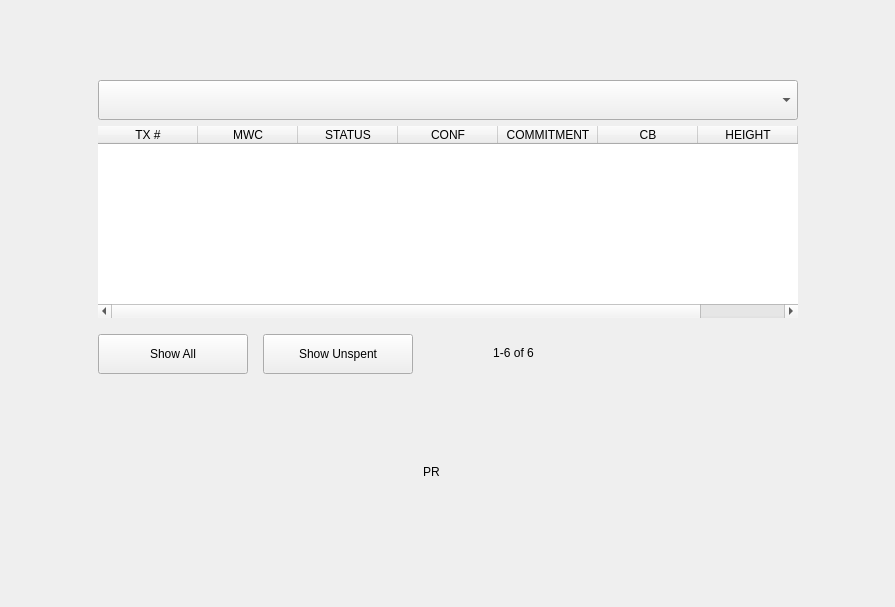
0xkobe/mwc-wallet, file windows/e_outputs.ui: the form before one commit.
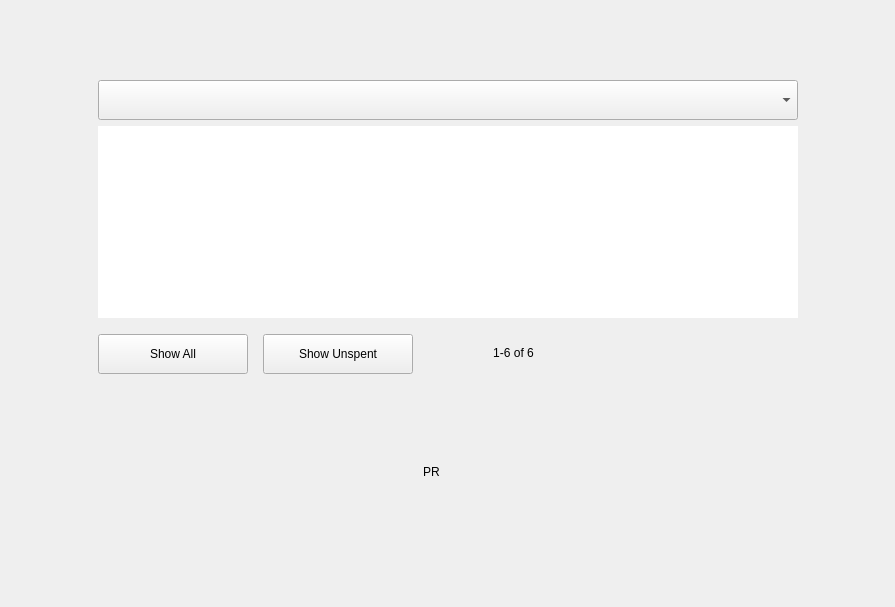
The form after the commit. Icons and pictures are not drawn. Custom widgets are drawn as their Qt base class.

Diff of the .ui file:
```diff
--- a/windows/e_outputs.ui
+++ b/windows/e_outputs.ui
@@ -96,46 +96,6 @@
             <property name="showGrid">
              <bool>false</bool>
             </property>
-            <column>
-             <property name="text">
-              <string>TX #</string>
-             </property>
-            </column>
-            <column>
-             <property name="text">
-              <string>MWC</string>
-             </property>
-            </column>
-            <column>
-             <property name="text">
-              <string>STATUS</string>
-             </property>
-            </column>
-            <column>
-             <property name="text">
-              <string>CONF</string>
-             </property>
-            </column>
-            <column>
-             <property name="text">
-              <string>COMMITMENT</string>
-             </property>
-            </column>
-            <column>
-             <property name="text">
-              <string>CB</string>
-             </property>
-            </column>
-            <column>
-             <property name="text">
-              <string>HEIGHT</string>
-             </property>
-            </column>
-            <column>
-             <property name="text">
-              <string>LOCK H</string>
-             </property>
-            </column>
            </widget>
           </item>
           <item>
```
